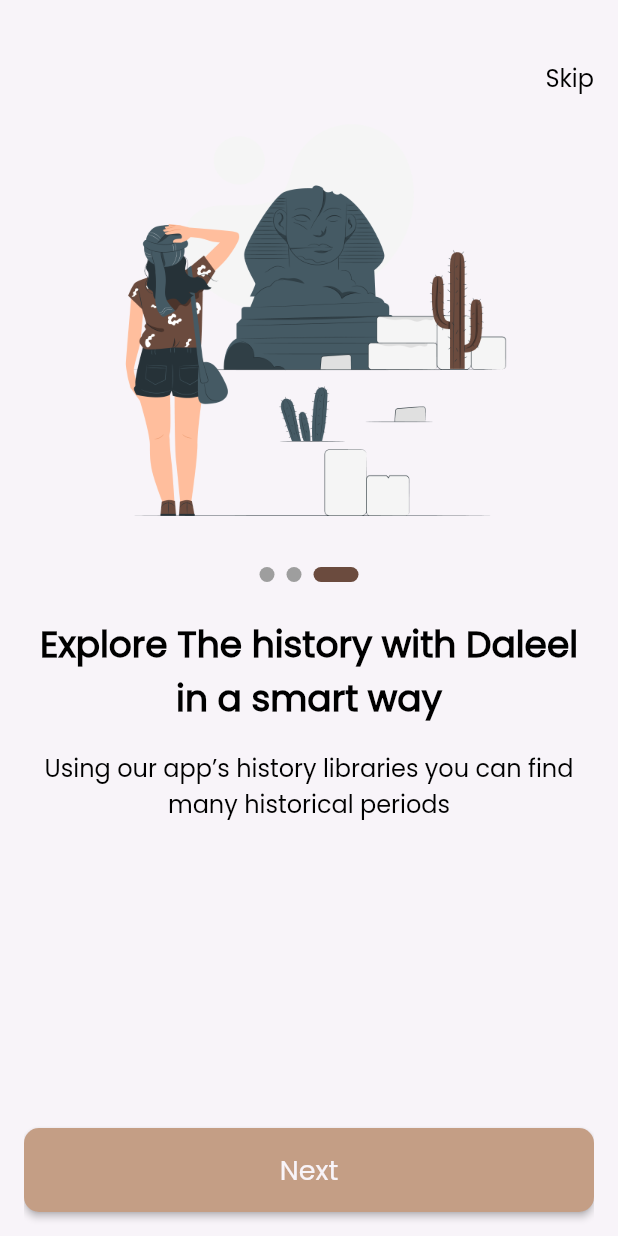
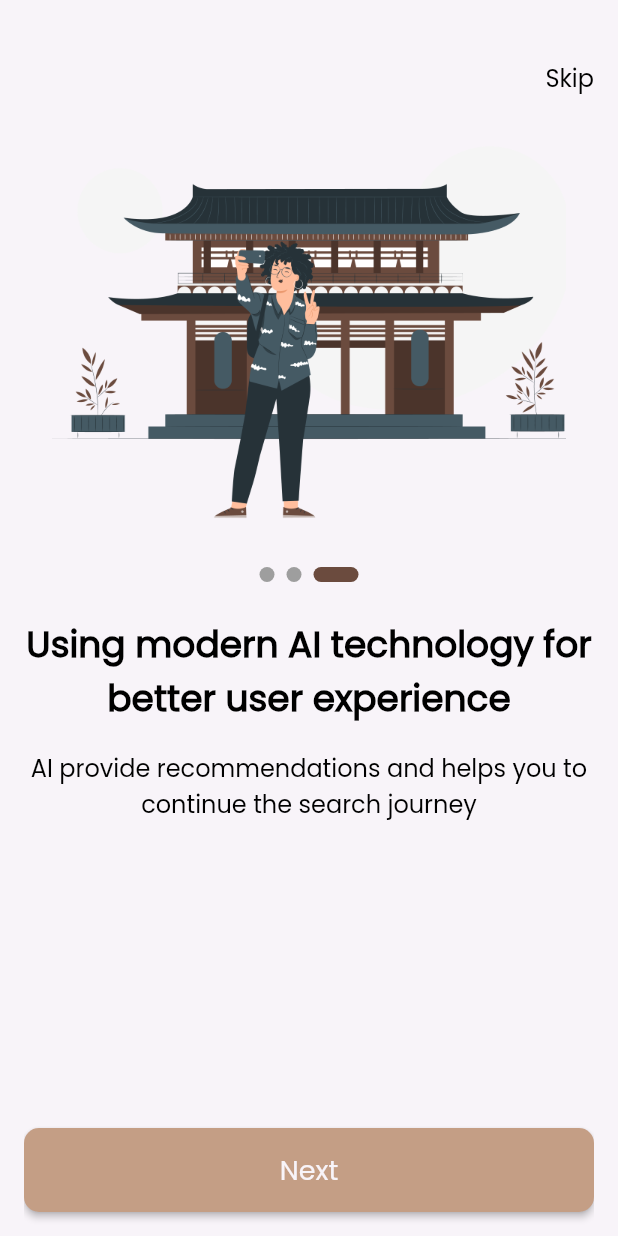
Before and after one commit to kinwaned/daleel, a Flutter app: the screen it shows after launch, swiped to page 3, on a phone screen of 412 x 824 dp. Run offline on Flutter 3.47's test engine with Material 2 defaults, Android fonts, the phone set to English and light mode, and no system bars; drawn by our look-alikes of smooth_page_indicator; our stand-ins replace equatable, go_router.

Commit message:
Onboardin model created

```diff
--- /dev/null
+++ b/lib/features/on_boarding/data/models/onboarding_models.dart
@@ -0,0 +1,27 @@
+import 'package:daleel/core/utils/app_assets.dart';
+
+class OnBoardingModels {
+  final String image;
+  final String title;
+  final String subTitle;
+
+  OnBoardingModels(
+      {required this.image, required this.title, required this.subTitle});
+}
+
+List<OnBoardingModels> onBoardingData = [
+  OnBoardingModels(
+      image: Assets.assetsImagesOnBoarding,
+      title: 'Explore The history with Dalel in a smart way',
+      subTitle:
+          'Using our app’s history libraries you can find many historical periods'),
+  OnBoardingModels(
+      image: Assets.assetsImagesOnBoarding1,
+      title: 'From every place on earth',
+      subTitle: 'A big variety of ancient places from all over the world'),
+  OnBoardingModels(
+      image: Assets.assetsImagesOnBoarding2,
+      title: 'Using modern AI technology for better user experience',
+      subTitle:
+          'AI provide recommendations and helps you to continue the search journey'),
+];
--- a/lib/features/on_boarding/presentation/view/widgets/custom_onboarding_widget_body.dart
+++ b/lib/features/on_boarding/presentation/view/widgets/custom_onboarding_widget_body.dart
@@ -1,5 +1,5 @@
-import 'package:daleel/core/utils/app_assets.dart';
 import 'package:daleel/core/utils/app_text_styles.dart';
+import 'package:daleel/features/on_boarding/data/models/onboarding_models.dart';
 import 'package:daleel/features/on_boarding/presentation/view/widgets/custom_smooth_page_indicator.dart';
 import 'package:flutter/material.dart';
 
@@ -15,17 +15,17 @@
       child: PageView.builder(
         physics: const BouncingScrollPhysics(),
           controller: _controller,
-          itemCount: 3,
+          itemCount: onBoardingData.length,
           itemBuilder: (context, index) {
             return Column(
               children: [
                 Container(
                   height: 290,
                   width: 343,
-                  decoration: const BoxDecoration(
+                  decoration:  BoxDecoration(
                     image: DecorationImage(
                       image: AssetImage(
-                        Assets.assetsImagesOnBoarding1,
+                        onBoardingData[index].image,
                       ),
                       fit: BoxFit.fill,
                     ),
@@ -39,7 +39,7 @@
                   height: 24,
                 ),
                 Text(
-                  'Explore The history with Daleel in a smart way',
+                  onBoardingData[index].title,
                   style: CustomTextStyles.popins500style24
                       .copyWith(fontWeight: FontWeight.bold),
                   textAlign: TextAlign.center,
@@ -47,8 +47,8 @@
                 const SizedBox(
                   height: 16,
                 ),
-                const Text(
-                  'Using our app’s history libraries you can find many historical periods',
+                 Text(
+                  onBoardingData[index].subTitle,
                   style: CustomTextStyles.popins500style16,
                   textAlign: TextAlign.center,
                 ),
```
